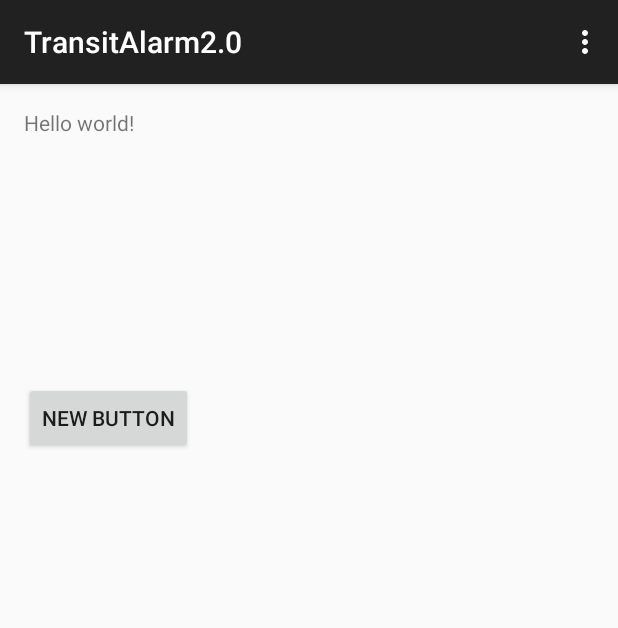
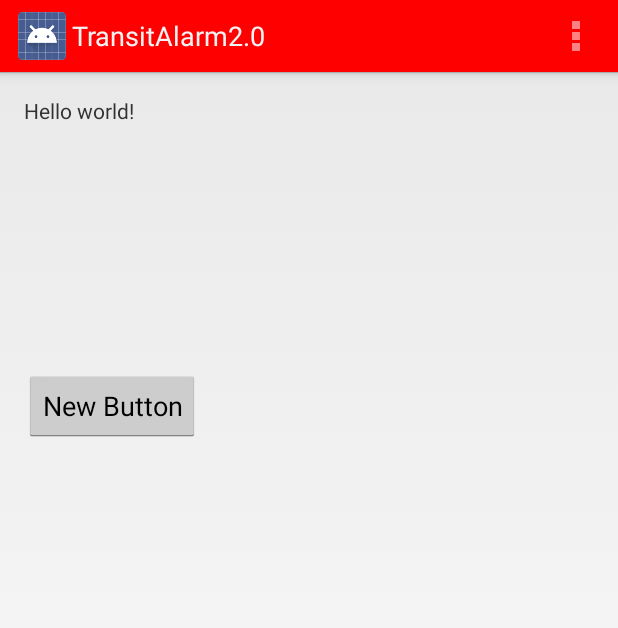
Before and after one commit to leonleonho/TransitAlarm2.0, an Android app: the screen it shows after launch (MainActivity), on a phone screen of 412 x 824 dp. Shown: the top 628 px of the screen. Run offline under Robolectric (Android 15) with nearby library versions, the phone set to English and light mode, and no system bars.

Commit message:
Changed top bar color

```diff
--- a/app/build.gradle
+++ b/app/build.gradle
@@ -6,7 +6,7 @@ android {
 
     defaultConfig {
         applicationId "com.example.leon.transitalarm20"
-        minSdkVersion 9
+        minSdkVersion 14
         targetSdkVersion 21
         versionCode 1
         versionName "1.0"
--- a/app/src/main/AndroidManifest.xml
+++ b/app/src/main/AndroidManifest.xml
@@ -1,7 +1,7 @@
 <?xml version="1.0" encoding="utf-8"?>
 <manifest xmlns:android="http://schemas.android.com/apk/res/android"
     package="com.example.leon.transitalarm20" >
-    <uses-sdk android:minSdkVersion="11"/>
+    <uses-sdk android:minSdkVersion="14"/>
     <uses-permission android:name="android.permission.INTERNET" />
     <uses-permission android:name="android.permission.ACCESS_NETWORK_STATE" />
     <uses-permission android:name="android.permission.WRITE_EXTERNAL_STORAGE" />
--- a/app/src/main/java/com/example/leon/transitalarm20/MainActivity.java
+++ b/app/src/main/java/com/example/leon/transitalarm20/MainActivity.java
@@ -1,14 +1,14 @@
 package com.example.leon.transitalarm20;
 
+import android.app.Activity;
 import android.content.Intent;
-import android.support.v7.app.ActionBarActivity;
 import android.os.Bundle;
 import android.view.Menu;
 import android.view.MenuItem;
 import android.view.View;
 
 
-public class MainActivity extends ActionBarActivity {
+public class MainActivity extends Activity {
 
     @Override
     protected void onCreate(Bundle savedInstanceState) {
--- a/app/src/main/res/layout/activity_main.xml
+++ b/app/src/main/res/layout/activity_main.xml
@@ -3,7 +3,8 @@
     android:layout_height="match_parent" android:paddingLeft="@dimen/activity_horizontal_margin"
     android:paddingRight="@dimen/activity_horizontal_margin"
     android:paddingTop="@dimen/activity_vertical_margin"
-    android:paddingBottom="@dimen/activity_vertical_margin" tools:context=".MainActivity">
+    android:paddingBottom="@dimen/activity_vertical_margin" tools:context=".MainActivity"
+    android:id="@+id/masterLayout">
 
     <TextView android:text="@string/hello_world" android:layout_width="wrap_content"
         android:layout_height="wrap_content"
--- /dev/null
+++ b/app/src/main/res/values/color.xml
@@ -0,0 +1,5 @@
+<?xml version="1.0" encoding="utf-8"?>
+<resources>
+    <color name="background">#ff0000</color>
+
+</resources>
--- a/app/src/main/res/values/styles.xml
+++ b/app/src/main/res/values/styles.xml
@@ -1,8 +1,14 @@
+<?xml version="1.0" encoding="utf-8"?>
 <resources>
-
-    <!-- Base application theme. -->
-    <style name="AppTheme" parent="Theme.AppCompat.Light.DarkActionBar">
-        <!-- Customize your theme here. -->
+    <!-- the theme applied to the application or activity -->
+    <style name="AppTheme"
+        parent="@android:style/Theme.Holo.Light.DarkActionBar">
+        <item name="android:actionBarStyle">@style/MyActionBar</item>
     </style>
 
+    <!-- ActionBar styles -->
+    <style name="MyActionBar"
+        parent="@android:style/Widget.Holo.Light.ActionBar.Solid.Inverse">
+        <item name="android:background">@color/background</item>
+    </style>
 </resources>
```
